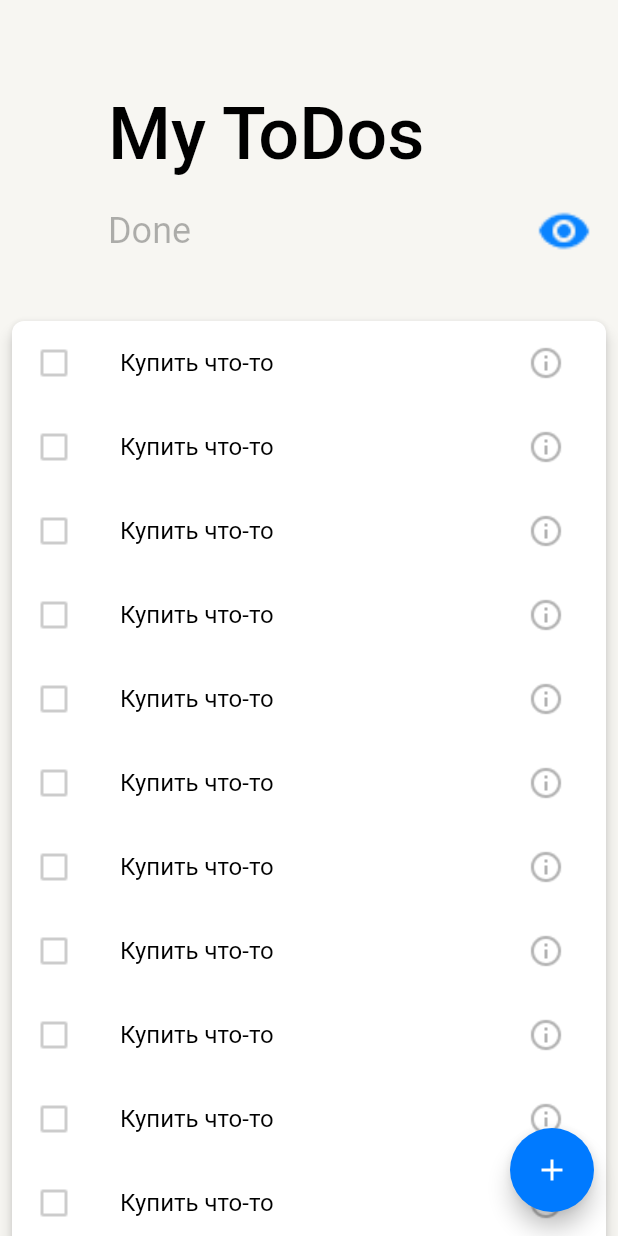
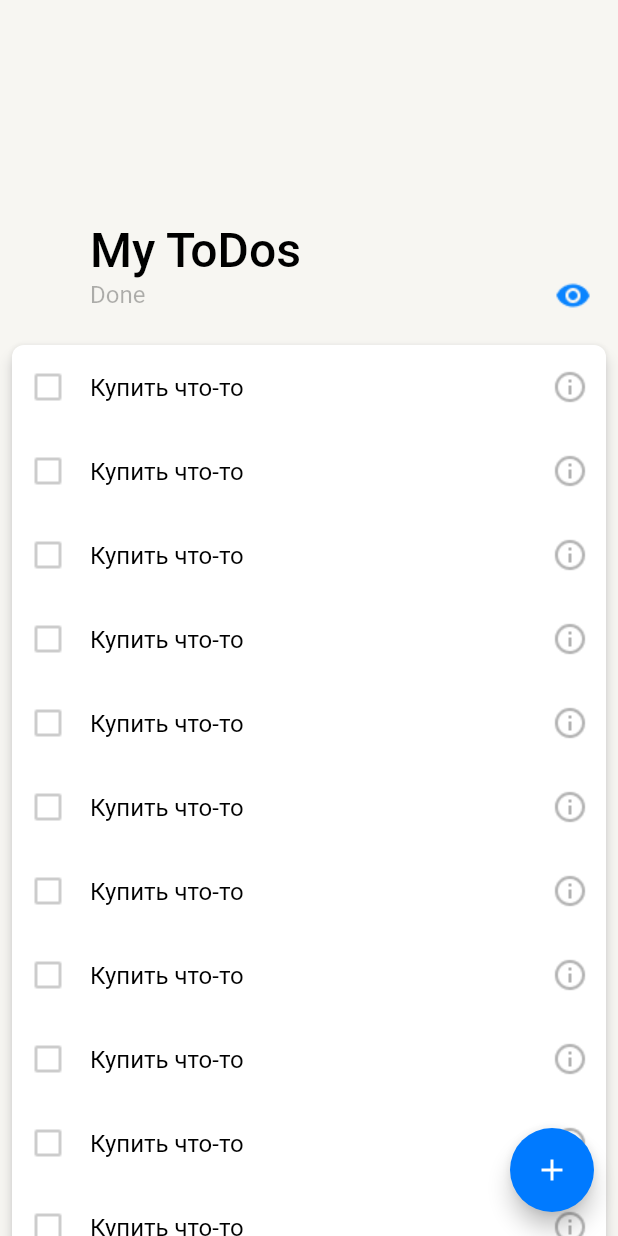
Before and after one commit to ann-who/todo, a Flutter app: the screen it shows after launch, on a phone screen of 412 x 824 dp. Run offline on Flutter 3.47's test engine with Material 2 defaults, Android fonts, the phone set to English and light mode, and no system bars; our stand-ins replace table_calendar; generated files the repository leaves out were written again.

Commit message:
Add dark theme and change app bar implementation

```diff
--- a/lib/app_theme/theme_manager.dart
+++ b/lib/app_theme/theme_manager.dart
@@ -12,15 +12,21 @@ class ThemeManager {
     if (brightness == Brightness.light) {
       themeData = ThemeData(
         appBarTheme: const AppBarTheme(
-          color: ToDoColors.backPrimaryLight,
+          backgroundColor: ToDoColors.backPrimaryLight,
           iconTheme: IconThemeData(
-            color: ToDoColors.blueLight,
+            color: ToDoColors.labelPrimaryLight,
           ),
         ),
         brightness: Brightness.light,
-        cardTheme: const CardTheme(
+        cardTheme: CardTheme(
           color: ToDoColors.backSecondaryLight,
           shadowColor: ToDoColors.grayLightLight,
+          elevation: WidgetsSettings.cardElevation,
+          shape: RoundedRectangleBorder(
+            borderRadius: BorderRadius.circular(
+              WidgetsSettings.cardRadius,
+            ),
+          ),
         ),
         floatingActionButtonTheme: const FloatingActionButtonThemeData(
           backgroundColor: ToDoColors.blueLight,
@@ -40,43 +46,116 @@ class ThemeManager {
             fontSize: WidgetsSettings.appLargeTitle,
             fontWeight: FontWeight.w500,
             color: ToDoColors.labelPrimaryLight,
+            height: 38 / 32,
           ),
           headline2: TextStyle(
             fontSize: WidgetsSettings.appTitle,
             fontWeight: FontWeight.w500,
             color: ToDoColors.labelPrimaryLight,
+            height: 32 / 20,
+          ),
+          subtitle1: TextStyle(
+            fontSize: WidgetsSettings.appBodyText,
+            fontWeight: FontWeight.w400,
+            color: ToDoColors.labelTertiaryLight,
+            height: 20 / 16,
           ),
           bodyText1: TextStyle(
             fontSize: WidgetsSettings.appBodyText,
             fontWeight: FontWeight.w400,
             color: ToDoColors.labelPrimaryLight,
+            height: 20 / 16,
           ),
           button: TextStyle(
             fontSize: WidgetsSettings.appButtonText,
             fontWeight: FontWeight.w500,
             color: ToDoColors.blueLight,
+            height: 24 / 14,
           ),
           caption: TextStyle(
             fontSize: WidgetsSettings.appSubheadText,
             fontWeight: FontWeight.w400,
             color: ToDoColors.labelTertiaryLight,
+            height: 20 / 14,
           ),
         ),
       );
     } else {
-      themeData = ThemeData();
+      themeData = ThemeData(
+        appBarTheme: const AppBarTheme(
+          color: ToDoColors.backPrimaryDark,
+          iconTheme: IconThemeData(
+            color: ToDoColors.labelPrimaryDark,
+          ),
+        ),
+        brightness: Brightness.dark,
+        cardTheme: CardTheme(
+          color: ToDoColors.backSecondaryDark,
+          shadowColor: ToDoColors.grayLightDark,
+          elevation: WidgetsSettings.cardElevation,
+          shape: RoundedRectangleBorder(
+            borderRadius: BorderRadius.circular(
+              WidgetsSettings.cardRadius,
+            ),
+          ),
+        ),
+        floatingActionButtonTheme: const FloatingActionButtonThemeData(
+          backgroundColor: ToDoColors.blueDark,
+          foregroundColor: ToDoColors.backSecondaryDark,
+        ),
+        iconTheme: const IconThemeData(
+          color: ToDoColors.labelTertiaryDark,
+        ),
+        inputDecorationTheme: const InputDecorationTheme(
+          hintStyle: TextStyle(
+            color: ToDoColors.labelTertiaryDark,
+          ),
+        ),
+        listTileTheme: ListTileThemeData(tileColor: ToDoColors.greenDark),
+        scaffoldBackgroundColor: ToDoColors.backPrimaryDark,
+        textTheme: const TextTheme(
+          headline1: TextStyle(
+            fontSize: WidgetsSettings.appLargeTitle,
+            fontWeight: FontWeight.w500,
+            color: ToDoColors.labelPrimaryDark,
+            height: 38 / 32,
+          ),
+          headline2: TextStyle(
+            fontSize: WidgetsSettings.appTitle,
+            fontWeight: FontWeight.w500,
+            color: ToDoColors.labelPrimaryDark,
+            height: 32 / 20,
+          ),
+          subtitle1: TextStyle(
+            fontSize: WidgetsSettings.appBodyText,
+            fontWeight: FontWeight.w400,
+            color: ToDoColors.labelTertiaryDark,
+            height: 20 / 16,
+          ),
+          bodyText1: TextStyle(
+            fontSize: WidgetsSettings.appBodyText,
+            fontWeight: FontWeight.w400,
+            color: ToDoColors.labelPrimaryDark,
+            height: 20 / 16,
+          ),
+          button: TextStyle(
+            fontSize: WidgetsSettings.appButtonText,
+            fontWeight: FontWeight.w500,
+            color: ToDoColors.blueDark,
+            height: 24 / 14,
+          ),
+          caption: TextStyle(
+            fontSize: WidgetsSettings.appSubheadText,
+            fontWeight: FontWeight.w400,
+            color: ToDoColors.labelTertiaryDark,
+            height: 20 / 14,
+          ),
+        ),
+      );
     }
 
     return themeData.copyWith(
       visualDensity: VisualDensity.adaptivePlatformDensity,
-      cardTheme: CardTheme(
-        elevation: WidgetsSettings.cardElevation,
-        shape: RoundedRectangleBorder(
-          borderRadius: BorderRadius.circular(
-            WidgetsSettings.cardRadius,
-          ),
-        ),
-      ),
       inputDecorationTheme: const InputDecorationTheme(
         hintStyle: TextStyle(
           fontSize: WidgetsSettings.appBodyText,
@@ -90,6 +169,8 @@ class ThemeManager {
         focusedBorder: InputBorder.none,
       ),
       listTileTheme: const ListTileThemeData(
+        minLeadingWidth: WidgetsSettings.listTilePadding,
+        contentPadding: EdgeInsets.only(left: WidgetsSettings.listTilePadding),
         shape: RoundedRectangleBorder(
           borderRadius: BorderRadius.only(
             bottomLeft: Radius.circular(WidgetsSettings.cardRadius),
--- a/lib/main.dart
+++ b/lib/main.dart
@@ -22,7 +22,7 @@ class _MyAppState extends State<MyApp> {
       supportedLocales: AppLocalizations.supportedLocales,
       title: 'Flutter Demo',
       theme: ThemeManager.theme(Brightness.light),
-      // darkTheme: ThemeManager.theme(Brightness.dark),
+      darkTheme: ThemeManager.theme(Brightness.dark),
       home: const MainScreen(),
     );
   }
--- a/lib/resources/app_constants.dart
+++ b/lib/resources/app_constants.dart
@@ -23,7 +23,14 @@ class WidgetsSettings {
 
   static const double iconRadius = 20.0;
 
+  static const double listTilePadding = 12.0;
+
   static const double titlePadding = 6.0;
+  static const double subtitlePadding = 18.0;
+
+  static const double wideAppBarBiggestPadding = 60.0;
+  static const double wideAppBarMediumPadding = 24.0;
+  static const double wideAppBarSmallPadding = 16.0;
 
   static const int textFieldMinHeight = 5;
 }
--- a/lib/screens/main_screen.dart
+++ b/lib/screens/main_screen.dart
@@ -7,6 +7,8 @@ import 'package:todo_app/screens/task_detailed_screen.dart';
 import 'package:todo_app/widgets/wide_app_bar_widget.dart';
 import 'package:todo_app/widgets/tasks_list_widget.dart';
 
+import '../resources/app_constants.dart';
+
 class MainScreen extends StatelessWidget {
   const MainScreen({Key? key}) : super(key: key);
 
@@ -15,7 +17,7 @@ class MainScreen extends StatelessWidget {
     return Scaffold(
       body: const CustomScrollView(
         slivers: <Widget>[
-          ToDoAppBarWidget(),
+          WideAppBarWidget(),
           TasksListWidget(),
         ],
       ),
--- a/lib/widgets/new_task_list_tile_button_widget.dart
+++ b/lib/widgets/new_task_list_tile_button_widget.dart
@@ -15,12 +15,11 @@ class NewTaskListTileButton extends StatelessWidget {
     return ListTile(
       leading: const AppIcon(
         path: IconResources.add,
+        color: Colors.transparent,
       ),
       title: Text(
         AppLocalizations.of(context)!.newToDo,
-        style: Theme.of(context).textTheme.bodyText1!.copyWith(
-              color: ToDoColors.labelTertiaryLight,
-            ),
+        style: Theme.of(context).textTheme.subtitle1,
       ),
       // TODO incapsulate navigation
       onTap: () {
```
Also changed, not shown: lib/widgets/tasks_list_widget.dart (+10 -2 lines), lib/widgets/wide_app_bar_widget.dart (+117 -161 lines).
